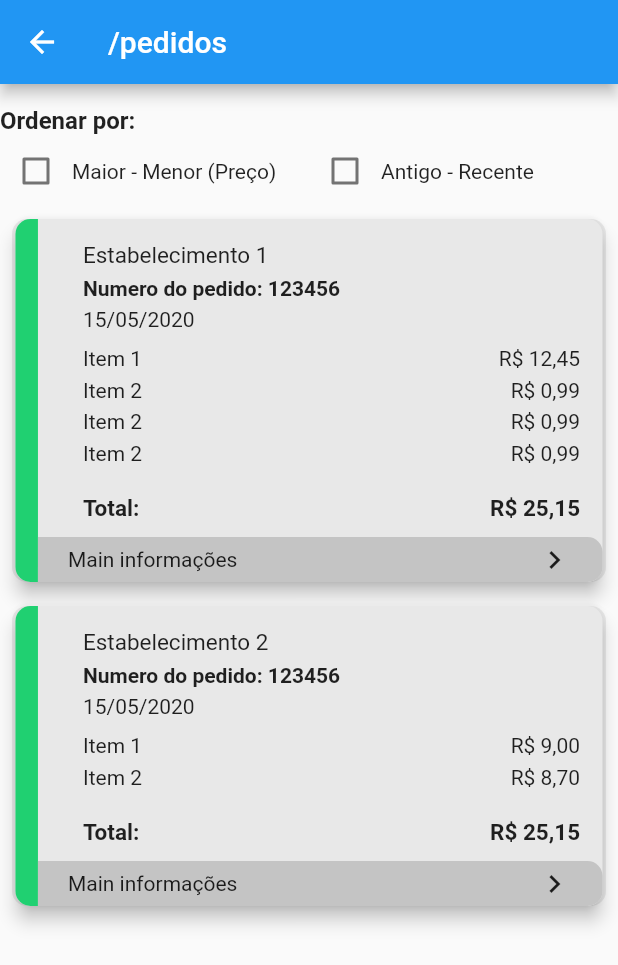
After one commit to mateushvenancio/paysae, a Flutter app: the PedidosPage screen opened by its route, on a phone screen of 412 x 824 dp. The commit adds this screen. Shown: the top 965 px of the screen. Run offline on Flutter 3.47's test engine with Material 2 defaults, Android fonts, the phone set to English and light mode, and no system bars; our stand-ins replace flutter_mobx, flutter_modular, font_awesome_flutter, google_fonts, mobx; generated files the repository leaves out were written again.

Commit message:
Pagina de pedidos concluida

```diff
--- a/lib/app/app_module.dart
+++ b/lib/app/app_module.dart
@@ -2,7 +2,7 @@ import 'package:flutter_modular/flutter_modular.dart';
 import 'package:flutter/material.dart';
 import 'package:paysae/app/app_widget.dart';
 import 'package:paysae/app/modules/home/home_module.dart';
-import 'package:paysae/stores/main_store.dart';
+import 'package:paysae/app/modules/pedidos/pedidos_module.dart';
 
 class AppModule extends MainModule {
   @override
@@ -11,6 +11,7 @@ class AppModule extends MainModule {
   @override
   List<ModularRouter> get routers => [
         ModularRouter(Modular.initialRoute, module: HomeModule()),
+        ModularRouter('/pedidos', module: PedidosModule()),
       ];
 
   @override
--- /dev/null
+++ b/lib/app/models/pedido_item_model.dart
@@ -0,0 +1,6 @@
+class PedidoItemModel {
+  String titulo;
+  double valor;
+
+  PedidoItemModel(this.titulo, this.valor);
+}
--- /dev/null
+++ b/lib/app/models/pedido_model.dart
@@ -0,0 +1,15 @@
+import 'package:paysae/app/models/pedido_item_model.dart';
+
+class PedidoModel {
+  String nomeEstabelecimento;
+  int numeroPedido;
+  String dataPedido;
+  List<PedidoItemModel> itens;
+
+  PedidoModel(
+    this.nomeEstabelecimento,
+    this.numeroPedido,
+    this.dataPedido,
+    this.itens,
+  );
+}
--- a/lib/app/modules/login/login_page.dart
+++ b/lib/app/modules/login/login_page.dart
@@ -47,7 +47,9 @@ class _LoginPageState extends ModularState<LoginPage, LoginController> {
           ),
           LoginButton(
             label: 'Entrar',
-            onTap: () {},
+            onTap: () {
+              Modular.to.pushReplacementNamed('/pedidos');
+            },
           ),
         ],
       ),
--- /dev/null
+++ b/lib/app/modules/pedidos/components/pedido_card.dart
@@ -0,0 +1,195 @@
+import 'package:flutter/material.dart';
+import 'package:paysae/app/models/pedido_item_model.dart';
+import 'package:paysae/app/models/pedido_model.dart';
+
+const double _leftPadding = 30;
+
+class PedidoCard extends StatefulWidget {
+  final PedidoModel pedido;
+
+  PedidoCard(this.pedido);
+
+  @override
+  _PedidoCardState createState() => _PedidoCardState();
+}
+
+class _PedidoCardState extends State<PedidoCard> {
+  Size _tamanhoDoCard = Size.zero;
+
+  @override
+  void initState() {
+    super.initState();
+    WidgetsBinding.instance.addPostFrameCallback((_) {
+      setState(() {
+        _tamanhoDoCard = context.size;
+      });
+    });
+  }
+
+  @override
+  Widget build(BuildContext context) {
+    return Container(
+      alignment: Alignment.center,
+      decoration: BoxDecoration(
+        color: Color(0XFFE8E8E8),
+        borderRadius: BorderRadius.circular(10),
+      ),
+      child: Material(
+        elevation: 5,
+        borderRadius: BorderRadius.circular(10),
+        color: Color(0XFFE8E8E8),
+        child: SizedBox(
+          width: MediaQuery.of(context).size.width * 0.95,
+          child: Row(
+            children: [
+              Container(
+                decoration: BoxDecoration(
+                  borderRadius: BorderRadius.only(
+                    bottomLeft: Radius.circular(10),
+                    topLeft: Radius.circular(10),
+                  ),
+                  color: Color(0XFF20D071),
+                ),
+                height: _tamanhoDoCard.height,
+                width: 15,
+              ),
+              Expanded(
+                child: Column(
+                  crossAxisAlignment: CrossAxisAlignment.start,
+                  children: [
+                    Padding(
+                      padding: const EdgeInsets.only(
+                        left: _leftPadding,
+                        right: 15,
+                        top: 15,
+                        bottom: 5,
+                      ),
+                      child: _Cabecalho(widget.pedido),
+                    ),
+                    Padding(
+                      padding: const EdgeInsets.only(
+                        left: _leftPadding,
+                        right: 15,
+                        bottom: 10,
+                      ),
+                      child: _ItensPedido(widget.pedido.itens),
+                    ),
+                    _Barra(),
+                  ],
+                ),
+              ),
+            ],
+          ),
+        ),
+      ),
+    );
+  }
+}
+
+class _Cabecalho extends StatelessWidget {
+  final PedidoModel pedido;
+
+  _Cabecalho(this.pedido);
+
+  @override
+  Widget build(BuildContext context) {
+    return Column(
+      mainAxisSize: MainAxisSize.min,
+      crossAxisAlignment: CrossAxisAlignment.start,
+      children: [
+        Text(
+          pedido.nomeEstabelecimento,
+          style: TextStyle(fontSize: 15),
+        ),
+        SizedBox(height: 5),
+        Text(
+          'Numero do pedido: ${pedido.numeroPedido}',
+          style: TextStyle(fontWeight: FontWeight.bold),
+        ),
+        Padding(
+          padding: const EdgeInsets.symmetric(vertical: 5),
+          child: Text(pedido.dataPedido),
+        ),
+      ],
+    );
+  }
+}
+
+class _ItensPedido extends StatelessWidget {
+  final List<PedidoItemModel> pedidos;
+
+  _ItensPedido(this.pedidos);
+
+  @override
+  Widget build(BuildContext context) {
+    return Column(
+      crossAxisAlignment: CrossAxisAlignment.start,
+      mainAxisSize: MainAxisSize.min,
+      children: [
+        ...pedidos.map((e) {
+          return Padding(
+            padding: const EdgeInsets.only(bottom: 5),
+            child: Row(
+              mainAxisAlignment: MainAxisAlignment.spaceBetween,
+              children: [
+                Text(e.titulo),
+                Text(
+                  'R\$ ' + e.valor.toStringAsFixed(2).replaceAll('.', ','),
+                ),
+              ],
+            ),
+          );
+        }).toList(),
+        SizedBox(height: 15),
+        Container(
+          width: MediaQuery.of(context).size.width,
+          child: Row(
+            mainAxisAlignment: MainAxisAlignment.spaceBetween,
+            children: [
+              Text(
+                'Total:',
+                style: TextStyle(
+                  fontWeight: FontWeight.bold,
+                  fontSize: 15,
+                ),
+              ),
+              Text(
+                'R\$ 25,15',
+                style: TextStyle(
+                  fontWeight: FontWeight.bold,
+                  fontSize: 15,
+                ),
+              ),
+            ],
+          ),
+        ),
+      ],
+    );
+  }
+}
+
+class _Barra extends StatelessWidget {
+  @override
+  Widget build(BuildContext context) {
+    return Container(
+      decoration: BoxDecoration(
+        color: Color(0XFFC4C4C4),
+        borderRadius: BorderRadius.only(
+          topRight: Radius.circular(10),
+          bottomRight: Radius.circular(10),
+        ),
+      ),
+      width: double.infinity,
+      height: 30,
+      alignment: Alignment.centerLeft,
+      padding: const EdgeInsets.symmetric(horizontal: 20),
+      child: Row(
+        mainAxisAlignment: MainAxisAlignment.spaceBetween,
+        children: [
+          Text('Main informações'),
+          Icon(Icons.chevron_right),
+        ],
+      ),
+    );
+  }
+}
--- /dev/null
+++ b/lib/app/modules/pedidos/pedidos_page.dart
@@ -0,0 +1,86 @@
+import 'package:flutter/material.dart';
+import 'package:flutter_modular/flutter_modular.dart';
+import 'package:paysae/app/models/pedido_item_model.dart';
+import 'package:paysae/app/models/pedido_model.dart';
+import 'package:paysae/app/modules/pedidos/components/pedido_card.dart';
+import 'pedidos_controller.dart';
+
+class PedidosPage extends StatefulWidget {
+  @override
+  _PedidosPageState createState() => _PedidosPageState();
+}
+
+class _PedidosPageState extends ModularState<PedidosPage, PedidosController> {
+  bool _maiorMenor = false;
+  bool _antigoRecente = false;
+
+  final List<PedidoModel> pedidos = [
+    PedidoModel(
+      'Estabelecimento 1',
+      123456,
+      '15/05/2020',
+      [
+        PedidoItemModel('Item 1', 12.45),
+        PedidoItemModel('Item 2', 0.99),
+        PedidoItemModel('Item 2', 0.99),
+        PedidoItemModel('Item 2', 0.99),
+      ],
+    ),
+    PedidoModel(
+      'Estabelecimento 2',
+      123456,
+      '15/05/2020',
+      [
+        PedidoItemModel('Item 1', 9),
+        PedidoItemModel('Item 2', 8.7),
+      ],
+    ),
+  ];
+
+  @override
+  Widget build(BuildContext context) {
+    return Scaffold(
+      appBar: AppBar(
+        title: Text('/pedidos'),
+      ),
+      body: Column(
+        crossAxisAlignment: CrossAxisAlignment.start,
+        children: [
+          SizedBox(height: 15),
+          Text(
+            'Ordenar por:',
+            style: TextStyle(fontWeight: FontWeight.bold, fontSize: 16),
+          ),
+          Row(
+            children: [
+              Checkbox(
+                value: _maiorMenor,
+                onChanged: (value) {
+                  setState(() {
+                    _maiorMenor = value;
+                  });
+                },
+              ),
+              Expanded(child: Text('Maior - Menor (Preço)')),
+              Checkbox(
+                value: _antigoRecente,
+                onChanged: (value) {
+                  setState(() {
+                    _antigoRecente = value;
+                  });
+                },
+              ),
+              Expanded(child: Text('Antigo - Recente')),
+            ],
+          ),
+          ...pedidos.map((e) {
+            return Container(
+              margin: const EdgeInsets.all(8.0),
+              child: PedidoCard(e),
+            );
+          }).toList()
+        ],
+      ),
+    );
+  }
+}
```
Also changed, not shown: lib/app/modules/cadastro.old/cadastro.dart (deleted, +0 -92 lines), lib/app/modules/cadastro.old/cadastro_completo.dart (deleted, +0 -74 lines), lib/app/modules/cadastro/cadastro_page.dart (+9 -4 lines), lib/app/modules/pedidos/pedidos_controller.dart (added, +17 -0 lines), lib/app/modules/pedidos/pedidos_module.dart (added, +18 -0 lines), lib/app/modules/cadastro/components/cadastro_button.dart (renamed from lib/app/modules/cadastro.old/components/cadastro_button.dart), lib/app/modules/cadastro/components/cadastro_text_field.dart (renamed from lib/app/modules/cadastro.old/components/cadastro_text_field.dart), lib/app/modules/cadastro/components/titulo.dart (renamed from lib/app/modules/cadastro.old/components/titulo.dart), lib/app/modules/pedidos/pedidos_controller.g.dart (added), 2 other files.
